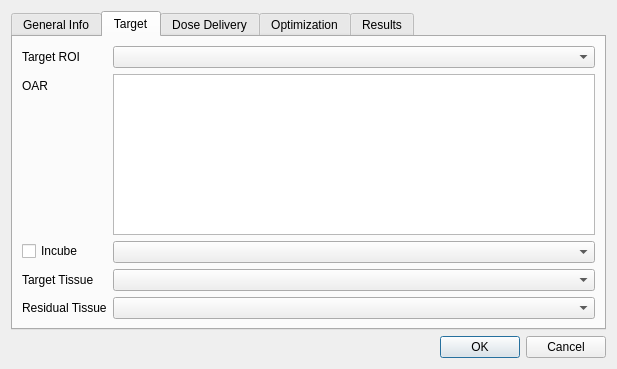
Before: the Qt Designer form pytripgui/view/plan.ui in pytrip/pytripgui, drawn with Qt 5.
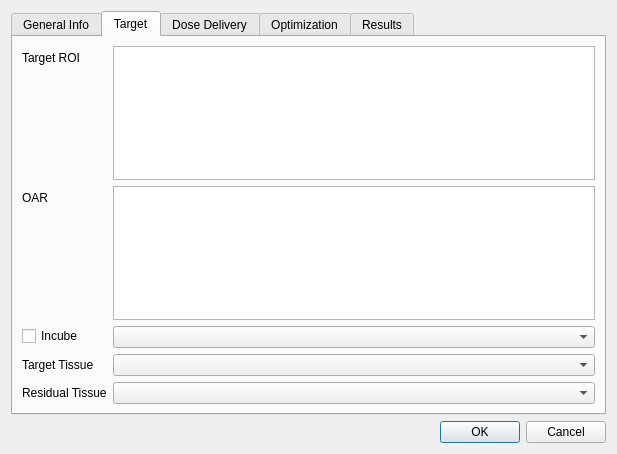
After: the same form once the commit is applied. The open tabs and pages were chosen to show the change.

Commit message:
target as list with radio-buttons (#347)
* target as list with radio-buttons

* Align data's

* Add Info message when you try to save plan without target

* Using iterator version

* removes flake error

* You can select only one target

* You can select only one target

Patch:
```diff
--- a/pytripgui/view/plan.ui
+++ b/pytripgui/view/plan.ui
@@ -7,7 +7,7 @@
     <x>0</x>
     <y>0</y>
     <width>617</width>
-    <height>369</height>
+    <height>454</height>
    </rect>
   </property>
   <property name="windowTitle">
@@ -111,9 +111,6 @@
          </property>
         </widget>
        </item>
-       <item row="0" column="1">
-        <widget class="QComboBox" name="targetROI_comboBox"/>
-       </item>
        <item row="1" column="0">
         <widget class="QLabel" name="OAR_label">
          <property name="text">
@@ -121,53 +118,41 @@
          </property>
         </widget>
        </item>
-       <item row="2" column="0">
+       <item row="3" column="0">
         <widget class="QCheckBox" name="incube_checkBox">
          <property name="text">
           <string>Incube</string>
          </property>
         </widget>
        </item>
-       <item row="2" column="1">
+       <item row="3" column="1">
         <widget class="QComboBox" name="incube_comboBox"/>
        </item>
-       <item row="3" column="0">
+       <item row="4" column="0">
         <widget class="QLabel" name="targetTissue_label">
          <property name="text">
           <string>Target Tissue</string>
          </property>
         </widget>
        </item>
-       <item row="3" column="1">
+       <item row="4" column="1">
         <widget class="QComboBox" name="targetTissue_comboBox"/>
        </item>
-       <item row="4" column="0">
+       <item row="5" column="0">
         <widget class="QLabel" name="residialTissue_label">
          <property name="text">
           <string>Residual Tissue</string>
          </property>
         </widget>
        </item>
-       <item row="4" column="1">
+       <item row="5" column="1">
         <widget class="QComboBox" name="residialTissue_comboBox"/>
        </item>
+       <item row="0" column="1">
+        <widget class="QListWidget" name="targetROI_listWidget"/>
+       </item>
        <item row="1" column="1">
-        <widget class="QTreeWidget" name="OAR_treeWidget">
-         <property name="sizePolicy">
-          <sizepolicy hsizetype="Expanding" vsizetype="Expanding">
-           <horstretch>0</horstretch>
-           <verstretch>100</verstretch>
-          </sizepolicy>
-         </property>
-         <attribute name="headerVisible">
-          <bool>false</bool>
-         </attribute>
-         <column>
-          <property name="text">
-           <string notr="true">1</string>
-          </property>
-         </column>
-        </widget>
+        <widget class="QListWidget" name="OAR_listWidget"/>
        </item>
       </layout>
      </widget>
```
The commit also changes 4 other files.
